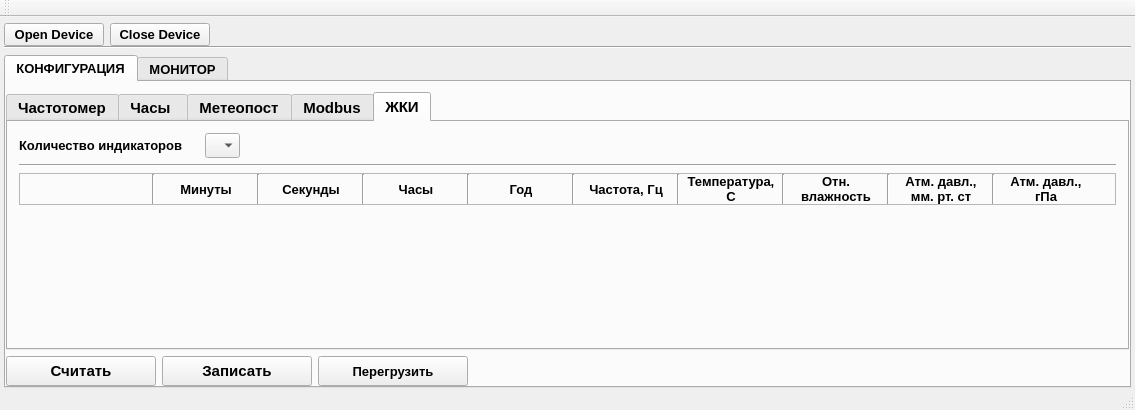
First picture: the form in informPConfigurator/mainwindow.ui, repository Goodjamp/informPConfigurator, before the edit.
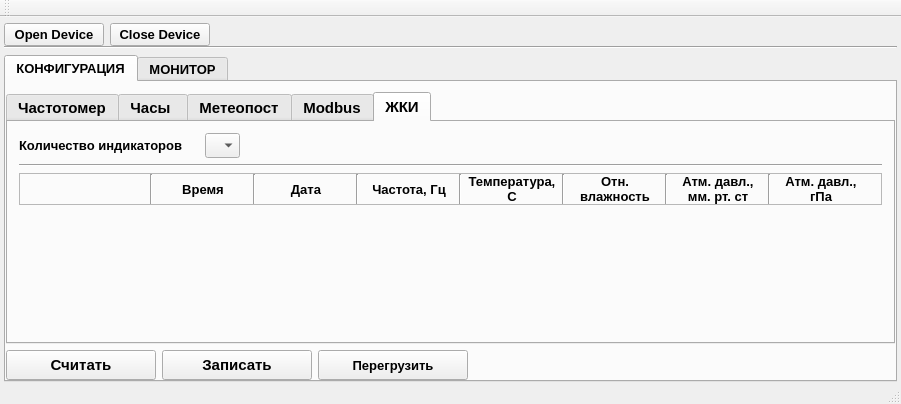
Second picture: the form after the edit.

Commit message: updated interface, start implement configuration, add protocol class

```diff
--- a/informPConfigurator/mainwindow.ui
+++ b/informPConfigurator/mainwindow.ui
@@ -6,8 +6,8 @@
    <rect>
     <x>0</x>
     <y>0</y>
-    <width>1135</width>
-    <height>410</height>
+    <width>901</width>
+    <height>404</height>
    </rect>
   </property>
   <property name="windowTitle">
@@ -1479,7 +1479,7 @@
                   </font>
                  </property>
                  <property name="text">
-                  <string>Минуты</string>
+                  <string>Время</string>
                  </property>
                  <property name="alignment">
                   <set>Qt::AlignCenter</set>
@@ -1513,7 +1513,7 @@
                   </font>
                  </property>
                  <property name="text">
-                  <string>Секунды</string>
+                  <string>Дата</string>
                  </property>
                  <property name="alignment">
                   <set>Qt::AlignCenter</set>
@@ -1527,74 +1527,6 @@
                  </property>
                 </widget>
                </item>
-               <item>
-                <widget class="QLabel" name="label_11">
-                 <property name="minimumSize">
-                  <size>
-                   <width>100</width>
-                   <height>0</height>
-                  </size>
-                 </property>
-                 <property name="maximumSize">
-                  <size>
-                   <width>100</width>
-                   <height>16777215</height>
-                  </size>
-                 </property>
-                 <property name="font">
-                  <font>
-                   <pointsize>10</pointsize>
-                  </font>
-                 </property>
-                 <property name="text">
-                  <string>Часы</string>
-                 </property>
-                 <property name="alignment">
-                  <set>Qt::AlignCenter</set>
-                 </property>
-                </widget>
-               </item>
-               <item>
-                <widget class="Line" name="line_12">
-                 <property name="orientation">
-                  <enum>Qt::Vertical</enum>
-                 </property>
-                </widget>
-               </item>
-               <item>
-                <widget class="QLabel" name="label_8">
-                 <property name="minimumSize">
-                  <size>
-                   <width>100</width>
-                   <height>0</height>
-                  </size>
-                 </property>
-                 <property name="maximumSize">
-                  <size>
-                   <width>100</width>
-                   <height>16777215</height>
-                  </size>
-                 </property>
-                 <property name="font">
-                  <font>
-                   <pointsize>10</pointsize>
-                  </font>
-                 </property>
-                 <property name="text">
-                  <string>Год</string>
-                 </property>
-                 <property name="alignment">
-                  <set>Qt::AlignCenter</set>
-                 </property>
-                </widget>
-               </item>
-               <item>
-                <widget class="Line" name="line_13">
-                 <property name="orientation">
-                  <enum>Qt::Vertical</enum>
-                 </property>
-                </widget>
-               </item>
                <item>
                 <widget class="QLabel" name="label_13">
                  <property name="minimumSize">
@@ -1894,6 +1826,19 @@
                  </item>
                 </layout>
                </item>
+               <item>
+                <spacer name="horizontalSpacer_2">
+                 <property name="orientation">
+                  <enum>Qt::Horizontal</enum>
+                 </property>
+                 <property name="sizeHint" stdset="0">
+                  <size>
+                   <width>0</width>
+                   <height>0</height>
+                  </size>
+                 </property>
+                </spacer>
+               </item>
               </layout>
              </widget>
             </item>
```
Left out of the diff: 2 changed lines with no effect on the pictures. The commit also changes 10 other files.
